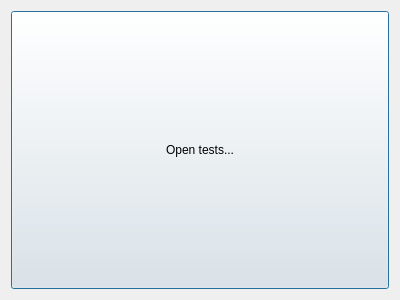
Before: the Qt Designer form src/ipp3/gui/startscreen.ui in pavelchristof/ipp3, drawn with Qt 5.
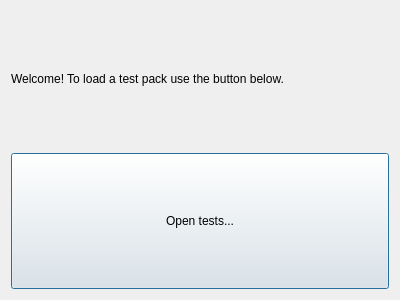
After: the same form once the commit is applied.

Commit message: Added a welcome message to the start screen.

```diff
--- a/src/ipp3/gui/startscreen.ui
+++ b/src/ipp3/gui/startscreen.ui
@@ -11,7 +11,7 @@
    </rect>
   </property>
   <layout class="QGridLayout" name="gridLayout">
-   <item row="0" column="0">
+   <item row="1" column="0">
     <widget class="QPushButton" name="openTests">
      <property name="sizePolicy">
       <sizepolicy hsizetype="Preferred" vsizetype="Preferred">
@@ -30,6 +30,13 @@
      </property>
     </widget>
    </item>
+   <item row="0" column="0">
+    <widget class="QLabel" name="label">
+     <property name="text">
+      <string>Welcome! To load a test pack use the button below.</string>
+     </property>
+    </widget>
+   </item>
   </layout>
  </widget>
  <resources/>
```
